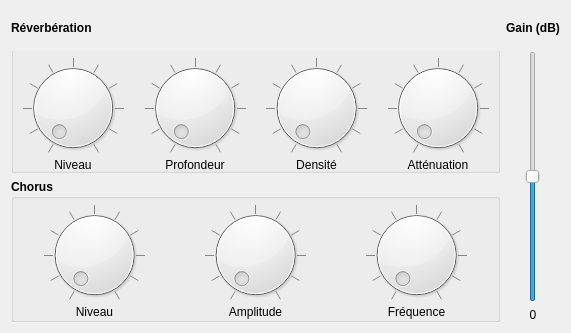
The window that sources/context/interface/configsectionsound.ui (davy7125/polyphone) describes before a commit, drawn with Qt 5.
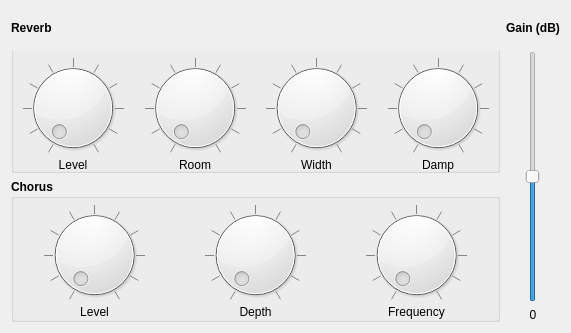
The same window after the commit.

Diff of the .ui file:
```diff
--- a/sources/context/interface/configsectionsound.ui
+++ b/sources/context/interface/configsectionsound.ui
@@ -23,7 +23,7 @@
       </font>
      </property>
      <property name="text">
-      <string>Réverbération</string>
+      <string>Reverb</string>
      </property>
     </widget>
    </item>
@@ -85,7 +85,7 @@
          </font>
         </property>
         <property name="text">
-         <string>Densité</string>
+         <string>Width</string>
         </property>
         <property name="alignment">
          <set>Qt::AlignCenter</set>
@@ -120,7 +120,7 @@
          </font>
         </property>
         <property name="text">
-         <string>Niveau</string>
+         <string>Level</string>
         </property>
         <property name="alignment">
          <set>Qt::AlignCenter</set>
@@ -175,7 +175,7 @@
          </font>
         </property>
         <property name="text">
-         <string>Atténuation</string>
+         <string>Damp</string>
         </property>
         <property name="alignment">
          <set>Qt::AlignCenter</set>
@@ -191,7 +191,7 @@
          </font>
         </property>
         <property name="text">
-         <string>Profondeur</string>
+         <string>Room</string>
         </property>
         <property name="alignment">
          <set>Qt::AlignCenter</set>
@@ -294,7 +294,7 @@
          </font>
         </property>
         <property name="text">
-         <string>Niveau</string>
+         <string>Level</string>
         </property>
         <property name="alignment">
          <set>Qt::AlignCenter</set>
@@ -342,7 +342,7 @@
          </font>
         </property>
         <property name="text">
-         <string>Fréquence</string>
+         <string>Frequency</string>
         </property>
         <property name="alignment">
          <set>Qt::AlignCenter</set>
@@ -358,7 +358,7 @@
          </font>
         </property>
         <property name="text">
-         <string>Amplitude</string>
+         <string>Depth</string>
         </property>
         <property name="alignment">
          <set>Qt::AlignCenter</set>
```
